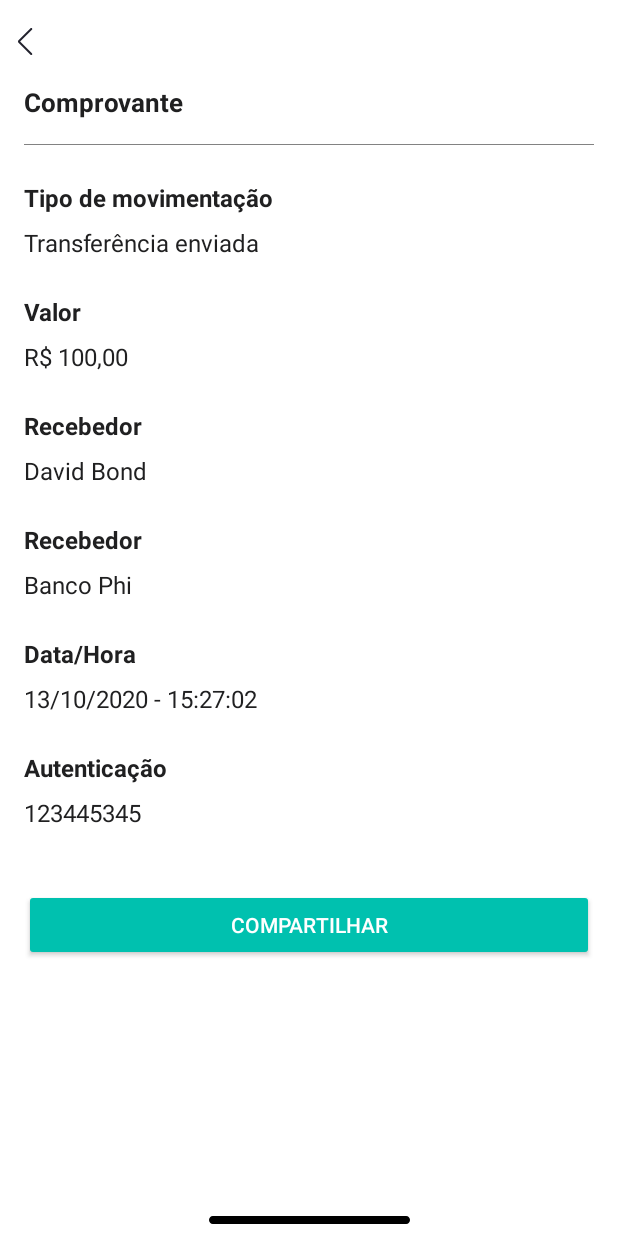
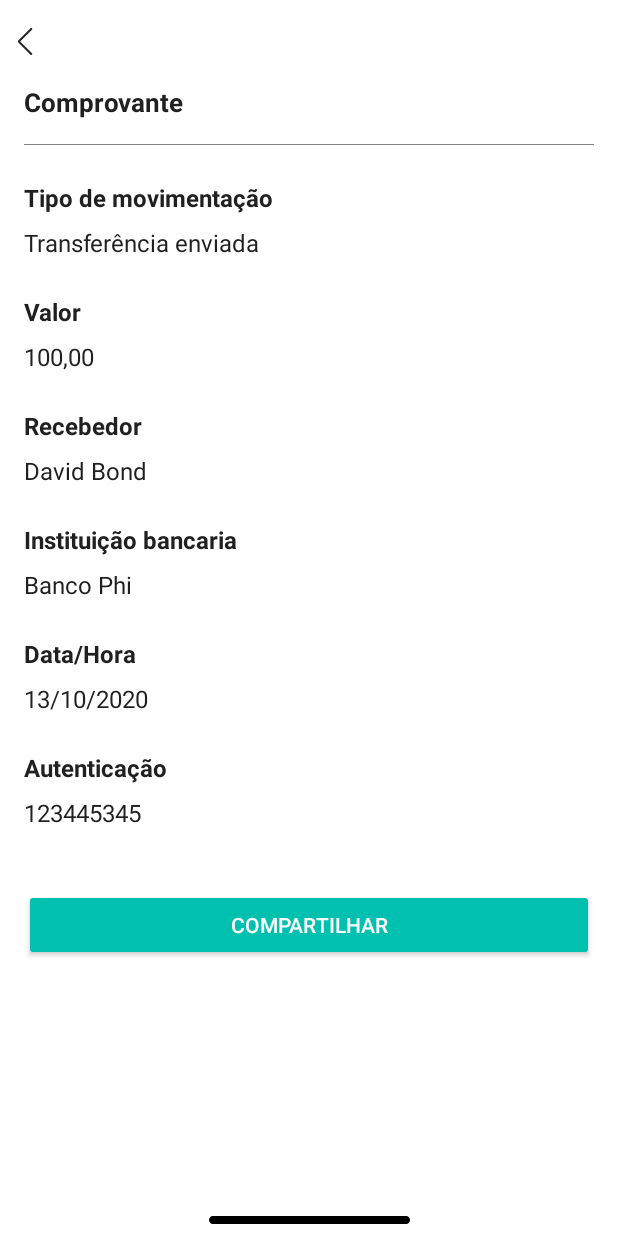
Before and after one commit to guilherme-kunz/K7Bank, an Android app: the ReceiptFragment screen opened through its navigation route, on a phone screen of 412 x 824 dp. Run offline under Robolectric (Android 15) with nearby library versions, the phone set to English and light mode, and no system bars; libraries missing offline, so code that uses them is left out: com.jakewharton.retrofit2; 13 statements that could not run were skipped.

Commit message:
setData ReceiptFragment.kt

```diff
--- a/app/src/main/java/guilhermekunz/com/br/k7bank/api/response/DetailStatementResponse.kt
+++ b/app/src/main/java/guilhermekunz/com/br/k7bank/api/response/DetailStatementResponse.kt
@@ -10,5 +10,7 @@ data class DetailStatementResponse(
     @SerializedName("description") val description: String,
     @SerializedName("id") val id: String,
     @SerializedName("tType") val tType: String,
-    @SerializedName("to") val to: String
+    @SerializedName("to") val to: String,
+    @SerializedName("from") val from: String,
+    @SerializedName("bankName") val bankName: String
 ): Serializable
--- a/app/src/main/res/layout/fragment_receipt.xml
+++ b/app/src/main/res/layout/fragment_receipt.xml
@@ -88,23 +88,13 @@
         android:layout_marginBottom="24dp">
 
         <androidx.appcompat.widget.AppCompatTextView
-            android:id="@+id/tv_value_rs"
-            android:layout_width="wrap_content"
-            android:layout_height="wrap_content"
-            android:text="@string/rs"
-            android:textColor="@color/black"
-            android:textSize="16sp"
-            android:layout_marginStart="16dp"
-            />
-
-        <androidx.appcompat.widget.AppCompatTextView
             android:id="@+id/tv_value_quantity"
             android:layout_width="wrap_content"
             android:layout_height="wrap_content"
             android:text="100,00"
             android:textColor="@color/black"
             android:textSize="16sp"
-            android:layout_marginStart="4dp"
+            android:layout_marginStart="16dp"
             />
 
     </LinearLayout>
@@ -135,7 +125,7 @@
         android:id="@+id/tv_banking_institution"
         android:layout_width="wrap_content"
         android:layout_height="wrap_content"
-        android:text="@string/receiver"
+        android:text="@string/banking_institution"
         android:textStyle="bold"
         android:textColor="@color/black"
         android:textSize="16sp"
@@ -175,30 +165,13 @@
 
         <androidx.appcompat.widget.AppCompatTextView
             android:id="@+id/tv_date"
-            android:layout_width="wrap_content"
+            android:layout_width="match_parent"
             android:layout_height="wrap_content"
             android:text="13/10/2020"
             android:textColor="@color/black"
             android:textSize="16sp"
             android:layout_marginStart="16dp" />
 
-        <androidx.appcompat.widget.AppCompatTextView
-            android:id="@+id/tv_trace"
-            android:layout_width="wrap_content"
-            android:layout_height="wrap_content"
-            android:text="@string/trace"
-            android:textColor="@color/black"
-            android:textSize="16sp"
-            android:layout_marginStart="4dp" />
-
-        <androidx.appcompat.widget.AppCompatTextView
-            android:id="@+id/tv_hour"
-            android:layout_width="wrap_content"
-            android:layout_height="wrap_content"
-            android:text="15:27:02"
-            android:textColor="@color/black"
-            android:textSize="16sp"
-            android:layout_marginStart="4dp" />
 
     </LinearLayout>
 
```
Also changed, not shown: app/src/main/java/guilhermekunz/com/br/k7bank/ui/receipt/ReceiptFragment.kt (+19 -0 lines).
